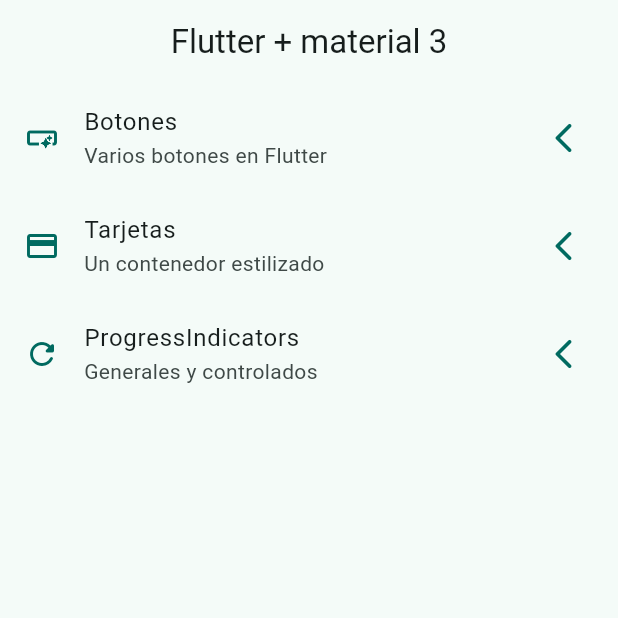
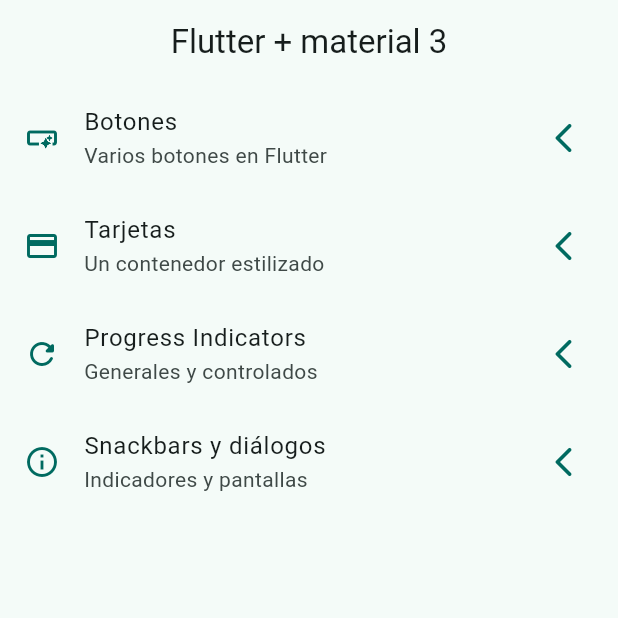
Before and after one commit to LucianoLuna139/widgets_app, a Flutter app: the screen it shows after launch, on a phone screen of 412 x 824 dp, the top half of it. Run offline on Flutter 3.47's test engine with Material 3 defaults, Android fonts, the phone set to English and light mode, and no system bars; our stand-ins replace go_router.

Commit message:
snackbars dialogos terminados

```diff
--- a/lib/config/menu/menu_items.dart
+++ b/lib/config/menu/menu_items.dart
@@ -34,12 +34,19 @@ const appMenuItems = <MenuItem>[
       ),
 
         MenuItem(
-      title: 'ProgressIndicators',
+      title: 'Progress Indicators',
       subTitle: 'Generales y controlados',
       link: '/progress',
       icon: Icons.refresh_rounded
       ),
 
+         MenuItem(
+      title: 'Snackbars y diálogos',
+      subTitle: 'Indicadores y pantallas',
+      link: '/snackbars',
+      icon: Icons.info_outline
+      ),
+
 
 
 ];
--- a/lib/config/router/app_router.dart
+++ b/lib/config/router/app_router.dart
@@ -35,6 +35,12 @@ final appRouter = GoRouter(
       builder: (context, state) => const ProgressScreen(),
     ),
 
+    GoRoute(
+      path: '/snackbars',
+      name: SnackbarScreen.name,
+      builder: (context, state) => const SnackbarScreen(),
+    ),
+
 
   ],
 );
--- a/lib/main.dart
+++ b/lib/main.dart
@@ -13,6 +13,7 @@ class MainApp extends StatelessWidget {
   @override
   Widget build(BuildContext context) {
     return  MaterialApp.router(
+      title: 'Flutter Widgets',
       routerConfig: appRouter,
       debugShowCheckedModeBanner: false,
       theme: AppTheme(selectedColor: 2).getTheme(),
--- a/lib/presentation/screens/cards/cards_screen.dart
+++ b/lib/presentation/screens/cards/cards_screen.dart
@@ -198,6 +198,7 @@ class _CardType4 extends StatelessWidget {
   @override
   Widget build(BuildContext context) {
 
+    // ignore: unused_local_variable
     final colors = Theme.of(context).colorScheme;
 
     return Card(
```
Also changed, not shown: lib/presentation/screens/snackbar/snackbar_screen.dart (+72 -1 lines).
